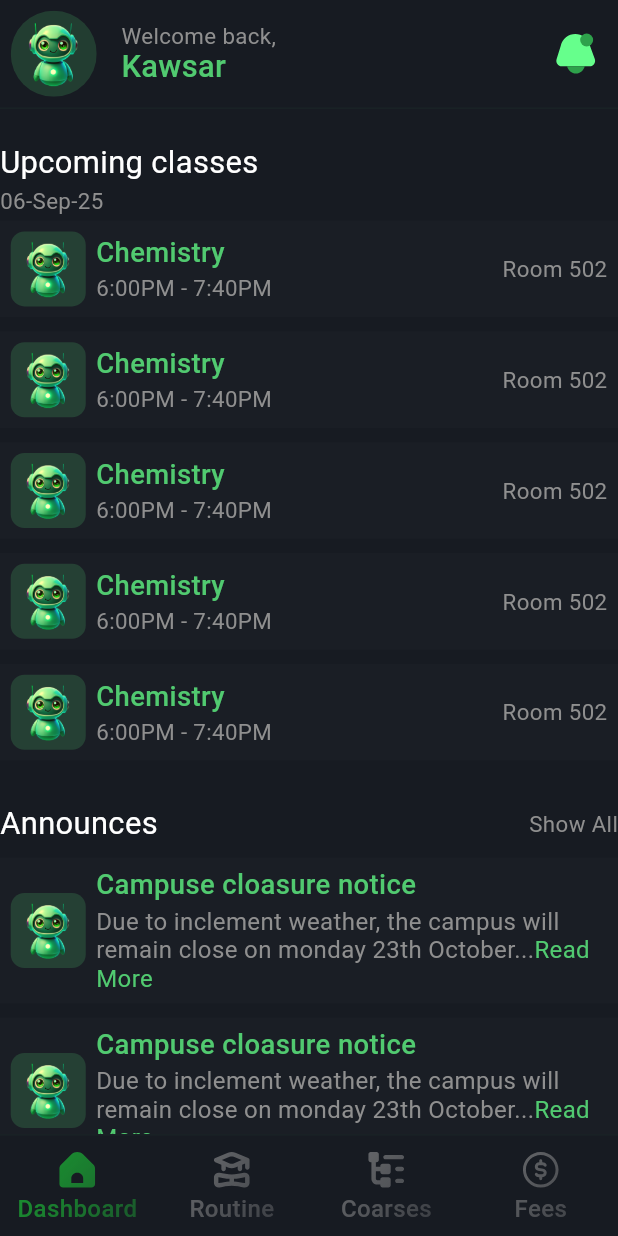
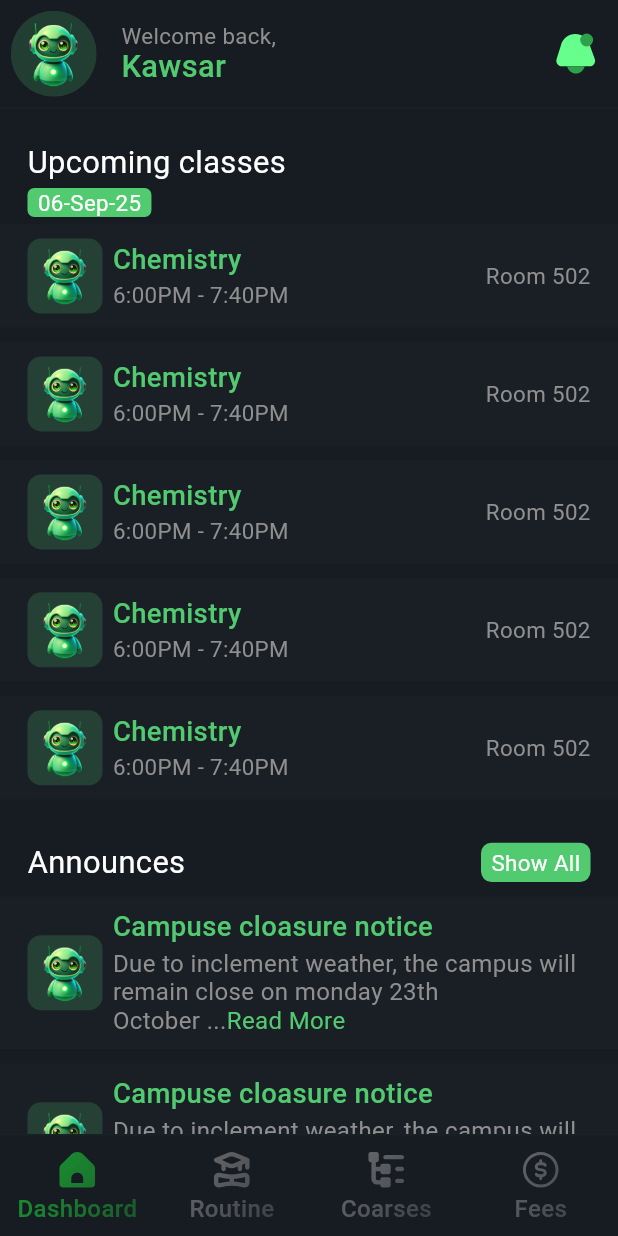
Before and after one commit to khsuzan/100DaysWithCPC, a Flutter app: the screen it shows after launch, on a phone screen of 412 x 824 dp. Run offline on Flutter 3.47's test engine with Material 3 defaults, Android fonts, the light colour scheme and no system bars; our stand-ins replace figma_squircle, flutter_screenutil, flutter_svg, go_router, sliver_tools; missing offline and left inert: persistent_header_adaptive.

Commit message:
- polish dashboard

```diff
--- a/univus/lib/features/dashboard/view/dashboard_screen.dart
+++ b/univus/lib/features/dashboard/view/dashboard_screen.dart
@@ -5,6 +5,7 @@ import 'package:persistent_header_adaptive/persistent_header_adaptive.dart';
 import 'package:sliver_tools/sliver_tools.dart';
 
 import '../../../utils/themes.dart';
+import '../../../utils/widgets.dart';
 
 class DashboardScreen extends StatefulWidget {
   const DashboardScreen({super.key});
@@ -108,13 +109,28 @@ class _DashboardScreenState extends State<DashboardScreen> {
     return MultiSliver(
       children: [
         SliverToBoxAdapter(
+          child: DefaultHorizontalScreenPadding(
             child: Text("Upcoming classes", style: TextStyle(fontSize: 18.sp)),
+          ),
         ),
         _gap(4.h),
         SliverToBoxAdapter(
+          child: DefaultHorizontalScreenPadding(
+            child: Row(
+              children: [
+                Container(
+                  decoration: BoxDecoration(
+                    color: MyColors.accentGreen,
+                    borderRadius: BorderRadius.circular(4.r),
+                  ),
+                  padding: EdgeInsets.symmetric(horizontal: 6.w, vertical: 1.w),
                   child: Text(
                     "06-Sep-25",
-            style: TextStyle(fontSize: 13.sp, color: MyColors.gray),
+                    style: TextStyle(fontSize: 13.sp, color: MyColors.white),
+                  ),
+                ),
+              ],
+            ),
           ),
         ),
         SliverList(
@@ -131,9 +147,16 @@ class _DashboardScreenState extends State<DashboardScreen> {
   Widget _upComingClass() {
     return Padding(
       padding: EdgeInsets.symmetric(vertical: 4.h),
+      child: InkWell(
+        onTap: () {
+          print("sdf");
+        },
+        highlightColor: MyColors.accentGreen.withAlpha(50),
+        splashColor: MyColors.accentGreen.withAlpha(50),
         child: Container(
-        padding: EdgeInsets.all(6.h),
+          padding: EdgeInsets.symmetric(vertical: 8.h),
           color: MyColors.backgroundLight,
+          child: DefaultHorizontalScreenPadding(
             child: Row(
               crossAxisAlignment: CrossAxisAlignment.center,
               children: [
@@ -176,6 +199,8 @@ class _DashboardScreenState extends State<DashboardScreen> {
               ],
             ),
           ),
+        ),
+      ),
     );
   }
 
@@ -183,6 +208,7 @@ class _DashboardScreenState extends State<DashboardScreen> {
     return MultiSliver(
       children: [
         SliverToBoxAdapter(
+          child: DefaultHorizontalScreenPadding(
             child: Row(
               crossAxisAlignment: CrossAxisAlignment.center,
               children: [
@@ -191,15 +217,23 @@ class _DashboardScreenState extends State<DashboardScreen> {
                 InkWell(
                   onTap: () {},
                   borderRadius: BorderRadius.circular(50.h),
-                child: Padding(
-                  padding: EdgeInsets.only(top: 4.h, bottom: 4.h, left: 4.h),
+                  child: Container(
+                    decoration: BoxDecoration(
+                      color: MyColors.accentGreen,
+                      borderRadius: BorderRadius.circular(6.r),
+                    ),
+                    padding: EdgeInsets.symmetric(
+                      horizontal: 6.w,
+                      vertical: 4.w,
+                    ),
                     child: Text(
                       "Show All",
-                    style: TextStyle(fontSize: 13.sp, color: MyColors.gray),
+                      style: TextStyle(fontSize: 13.sp, color: MyColors.white),
                     ),
                   ),
                 ),
               ],
+            ),
           ),
         ),
         _gap(4.h),
@@ -218,8 +252,9 @@ class _DashboardScreenState extends State<DashboardScreen> {
     return Padding(
       padding: EdgeInsets.symmetric(vertical: 4.h),
       child: Container(
-        padding: EdgeInsets.all(6.h),
+        padding: EdgeInsets.symmetric(vertical: 8.h),
         color: MyColors.backgroundLight,
+        child: DefaultHorizontalScreenPadding(
           child: Row(
             crossAxisAlignment: CrossAxisAlignment.center,
             children: [
@@ -251,7 +286,7 @@ class _DashboardScreenState extends State<DashboardScreen> {
                     Text.rich(
                       TextSpan(
                         text:
-                          "Due to inclement weather, the campus will remain close on monday 23th October...",
+                            "Due to inclement weather, the campus will remain close on monday 23th October ...",
                         children: [
                           TextSpan(
                             text: "Read More",
@@ -265,6 +300,7 @@ class _DashboardScreenState extends State<DashboardScreen> {
                 ),
               ),
             ],
+          ),
         ),
       ),
     );
--- /dev/null
+++ b/univus/lib/utils/widgets.dart
@@ -0,0 +1,21 @@
+import 'package:flutter/widgets.dart';
+import 'package:flutter_screenutil/flutter_screenutil.dart';
+
+class DefaultHorizontalScreenPadding extends StatelessWidget {
+  final Widget child;
+  final EdgeInsets? padding;
+
+  const DefaultHorizontalScreenPadding({
+    super.key,
+    required this.child,
+    this.padding,
+  });
+
+  @override
+  Widget build(BuildContext context) {
+    return Padding(
+      padding: (padding ?? EdgeInsets.zero).copyWith(left: 16.w, right: 16.w),
+      child: child,
+    );
+  }
+}
```
Lines whose indentation alone changed are shown as unchanged.
